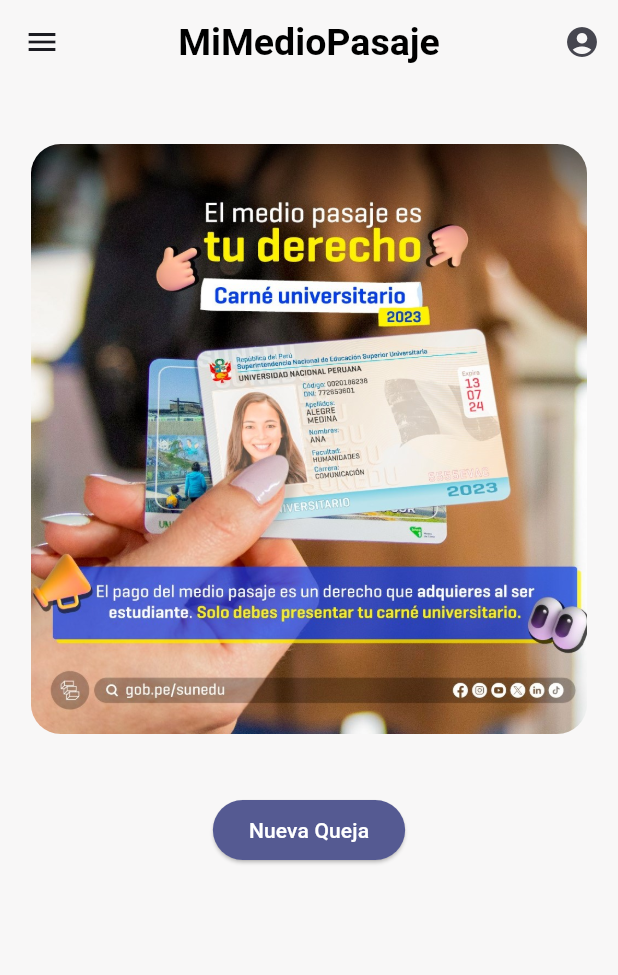
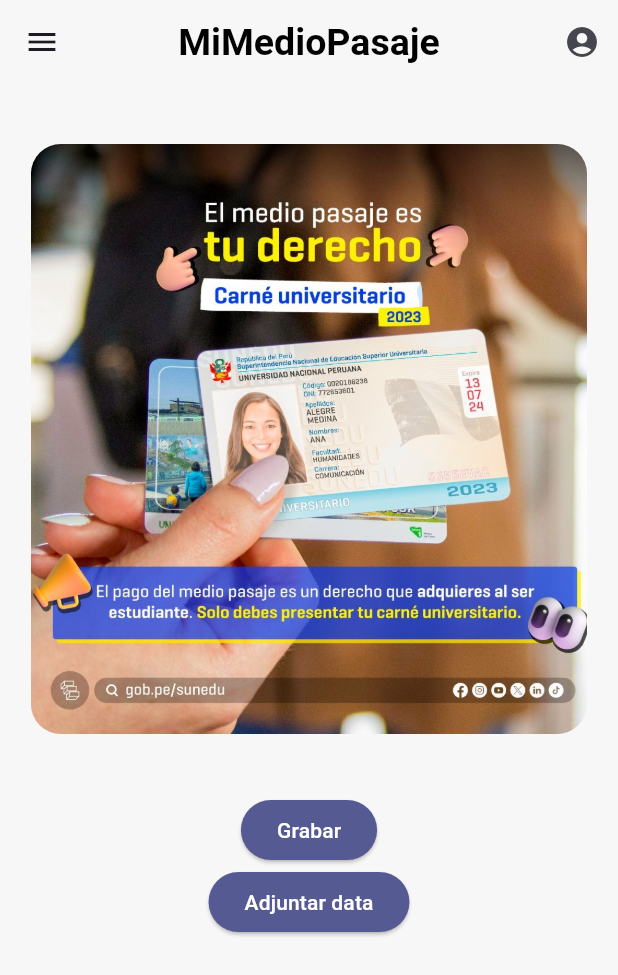
Before and after one commit to francoCarMar/MiMedioPasaje-Frontend, a Flutter app: the HomePage screen opened directly, on a phone screen of 412 x 824 dp. Shown: the top 975 px of the screen. Run offline on Flutter 3.47's test engine with Material 3 defaults, Android fonts, the phone set to English and light mode, and no system bars; our stand-ins replace camera, dio, flutter_dotenv, google_fonts, image_picker, timezone and 1 more; missing offline and left inert: cloudinary_public; network calls fail.

Commit message:
Mejorado: navegacion entre pantallas y tiempo de espera

```diff
--- a/lib/screens/home_page.dart
+++ b/lib/screens/home_page.dart
@@ -1,6 +1,8 @@
 import 'package:flutter/material.dart';
 import 'package:mi_medio_pasaje/components/navigator_drawer.dart';
-import 'package:mi_medio_pasaje/screens/new_complaint_page.dart';
+import 'package:mi_medio_pasaje/helpers/dialog_helper.dart';
+import 'package:mi_medio_pasaje/screens/camera_page.dart';
+import 'package:mi_medio_pasaje/screens/data_complaint_page.dart';
 import 'package:mi_medio_pasaje/screens/profile_page.dart';
 
 class HomePage extends StatelessWidget {
@@ -44,24 +46,35 @@
             ),
             const SizedBox(height: 40),
             ElevatedButton(
-              style: ElevatedButton.styleFrom(
-                foregroundColor: colorScheme.onPrimary,
-                backgroundColor: colorScheme.primary, // color del texto
-                shape: RoundedRectangleBorder(
-                  borderRadius:
-                      BorderRadius.circular(30.0), // bordes redondeados
-                ),
-              ),
+              style: CustomButtonStyle(colorScheme: colorScheme).style,
               onPressed: () {
                 Navigator.push(
                   context,
                   MaterialPageRoute(
-                    builder: (context) => const NewComplaint(),
+                    builder: (context) => const CameraPage(),
                   ),
                 );
               },
-              child: const Text('Nueva Queja'),
+              child: const Text('Grabar'),
             ),
+            ElevatedButton(
+              style: CustomButtonStyle(colorScheme: colorScheme).style,
+              onPressed: () async {
+                DialogUtils.showLoadingDialog(context);
+
+                Navigator.pop(context);
+                //final videoPath = await FilePickerService.pickVideo();
+
+                Navigator.push(
+                  context,
+                  MaterialPageRoute(
+                    builder: (context) => const DataComplaint(),
+                  ),
+                );
+              },
+              child: const Text('Adjuntar data'),
+            ),
+            const SizedBox(height: 40),
           ],
         ),
       ),
@@ -69,3 +82,19 @@
     );
   }
 }
+
+class CustomButtonStyle {
+  final ColorScheme colorScheme;
+
+  CustomButtonStyle({required this.colorScheme});
+
+  ButtonStyle get style {
+    return ElevatedButton.styleFrom(
+      foregroundColor: colorScheme.onPrimary,
+      backgroundColor: colorScheme.primary,
+      shape: RoundedRectangleBorder(
+        borderRadius: BorderRadius.circular(30.0),
+      ),
+    );
+  }
+}
```
Also changed, not shown: lib/screens/confirmation_complaint_page.dart (+12 -1 lines), lib/screens/data_complaint_page.dart (+12 -0 lines), lib/screens/new_complaint_page.dart (deleted, +0 -51 lines).
